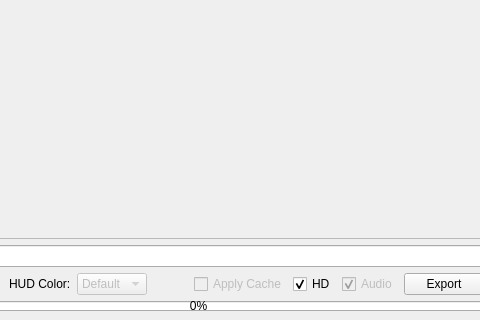
First picture: the form in ui/submitter.ui, repository iceanimations/shot_subm_use_multishot, before the edit; both pictures show x 182 to 662 and y 425 to 745 of the 761 by 745 pixel window.
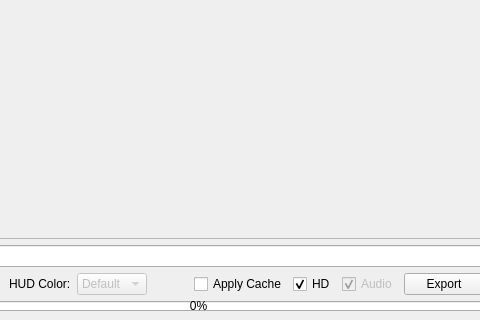
Second picture: the form after the edit.

Commit message: applyCacheButton enabled

What changed in the file:
```diff
--- a/ui/submitter.ui
+++ b/ui/submitter.ui
@@ -276,7 +276,7 @@
       <item>
        <widget class="QCheckBox" name="applyCacheButton">
         <property name="enabled">
-         <bool>false</bool>
+         <bool>true</bool>
         </property>
         <property name="text">
          <string>Apply Cache</string>
```
The commit also changes 2 other files.
